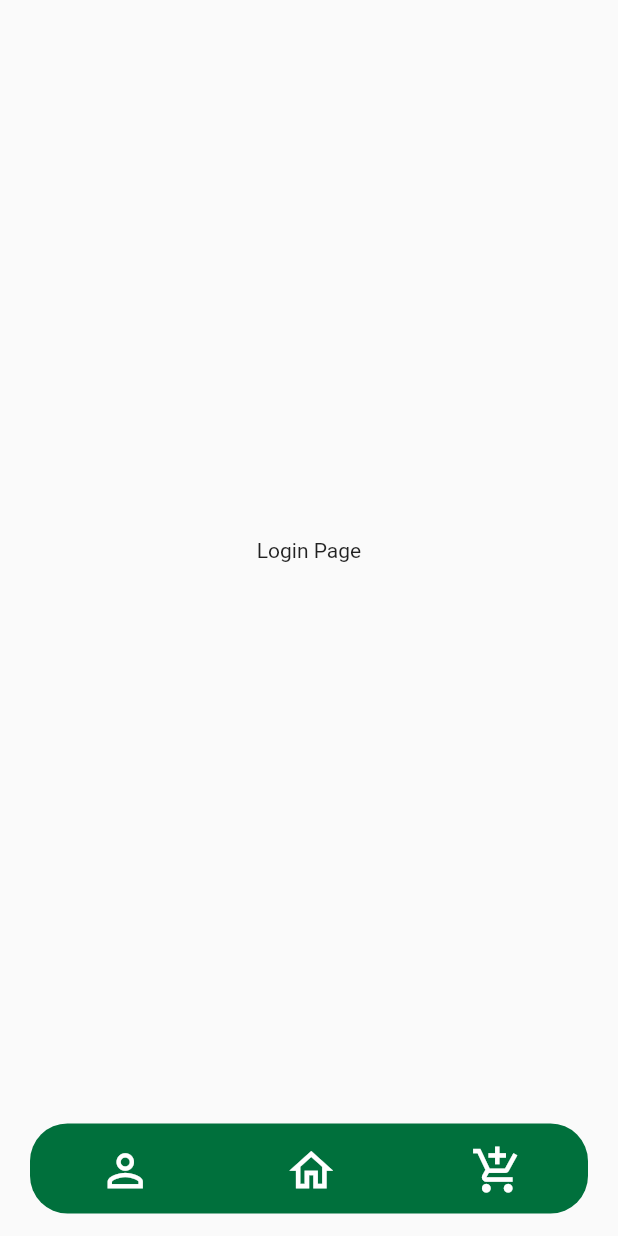
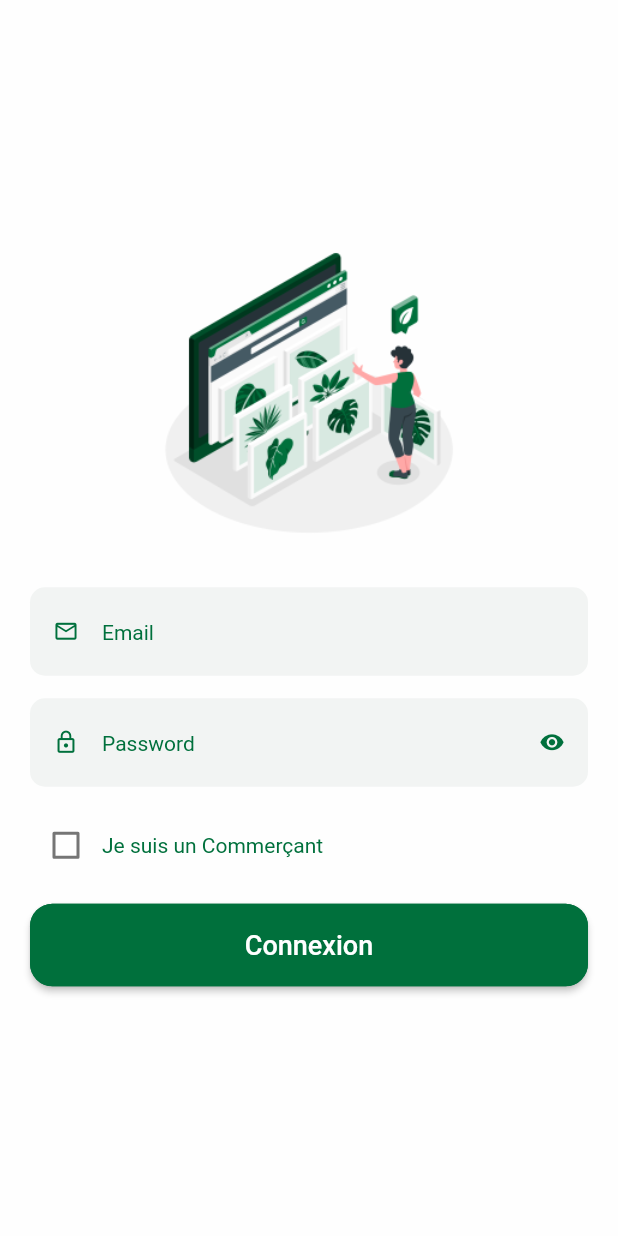
Before and after one commit to Chiraz32/Mini-Project-Chajrti, a Flutter app: the screen it shows after launch, on a phone screen of 412 x 824 dp. Run offline on Flutter 3.47's test engine with Material 2 defaults, Android fonts, the light colour scheme and no system bars; Roboto replaces fonts that are missing (Poppins-Medium.ttf, Roboto-Light.ttf).

Commit message:
creating the log in screen

```diff
--- a/lib/Screens/login.dart
+++ b/lib/Screens/login.dart
@@ -1,4 +1,6 @@
-import 'package:chajrti/Widgets/BottomBar.dart';
+// ignore_for_file: prefer_const_constructors, sort_child_properties_last
+
+import 'package:chajrti/Constants/constants.dart';
 import 'package:flutter/material.dart';
 import 'package:flutter/src/widgets/container.dart';
 import 'package:flutter/src/widgets/framework.dart';
@@ -13,13 +15,156 @@ class LoginPage extends StatefulWidget {
 class _LoginPageState extends State<LoginPage> {
   @override
   Widget build(BuildContext context) {
+    String defaultFontFamily = 'Roboto-Light.ttf';
+    double defaultFontSize = 14;
+    double defaultIconSize = 17;
     return Scaffold(
-      body:Container(
-        child: const Center(
-          child: Text("Login Page"),
+      body: Container(
+        padding: EdgeInsets.only(left: 20, right: 20, top: 35, bottom: 30),
+        width: double.infinity,
+        height: double.infinity,
+        color: Colors.white70,
+        child: Column(
+          children: <Widget>[
+            Flexible(
+              flex: 5,
+              child: Column(
+                mainAxisAlignment: MainAxisAlignment.center,
+                children: <Widget>[
+                  Container(
+                    width: 200,
+                    height: 200,
+                    alignment: Alignment.center,
+                    child: Image.asset("assets/connexionImage.png"),
+                  ),
+                  SizedBox(
+                    height: 30,
+                  ),
+                  TextField(
+                    showCursor: true,
+                    decoration: InputDecoration(
+                      border: OutlineInputBorder(
+                        borderRadius: BorderRadius.all(Radius.circular(10.0)),
+                        borderSide: BorderSide(
+                          width: 0,
+                          style: BorderStyle.none,
+                        ),
+                      ),
+                      filled: true,
+                      prefixIcon: Icon(
+                        Icons.email_outlined,
+                        color: mainGreen,
+                        size: defaultIconSize,
+                      ),
+                      fillColor: lighterGreen,
+                      hintStyle: TextStyle(
+                          color: mainGreen,
+                          fontFamily: defaultFontFamily,
+                          fontSize: defaultFontSize),
+                      hintText: "Email",
+                    ),
+                  ),
+                  SizedBox(
+                    height: 15,
+                  ),
+                  TextField(
+                    showCursor: true,
+                    decoration: InputDecoration(
+                      border: OutlineInputBorder(
+                        borderRadius: BorderRadius.all(Radius.circular(10.0)),
+                        borderSide: BorderSide(
+                          width: 0,
+                          style: BorderStyle.none,
+                        ),
+                      ),
+                      filled: true,
+                      prefixIcon: Icon(
+                        Icons.lock_outline,
+                        color: mainGreen,
+                        size: defaultIconSize,
+                      ),
+                      suffixIcon: Icon(
+                        Icons.remove_red_eye,
+                        color: mainGreen,
+                        size: defaultIconSize,
+                      ),
+                      fillColor: lighterGreen,
+                      hintStyle: TextStyle(
+                        color: mainGreen,
+                        fontFamily: defaultFontFamily,
+                        fontSize: defaultFontSize,
+                      ),
+                      hintText: "Password",
+                    ),
+                  ),
+                  SizedBox(
+                    height: 15,
+                  ),
+                  //add checkbox
+                  Row(
+                    mainAxisAlignment: MainAxisAlignment.spaceBetween,
+                    children: <Widget>[
+                      Row(
+                        children: <Widget>[
+                          Checkbox(
+                            value: false,
+                            onChanged: (value) {},
+                            activeColor: mainGreen,
+                          ),
+                          Text(
+                            "Je suis un Commerçant",
+                            style: TextStyle(
+                              color: mainGreen,
+                              fontSize: 14,
+                              fontFamily: 'Poppins-Medium.ttf',
+                            ),
+                          ),
+                        ],
+                      ),
+                    ],
+                  ),
+
+                  SizedBox(
+                    height: 15,
+                  ),
+                  Container(
+                    width: double.infinity,
+                    child: ElevatedButton(
+                      //add padding to the button
+                      style: ButtonStyle(
+                        padding: MaterialStateProperty.all<EdgeInsets>(
+                            EdgeInsets.all(17.0)),
+                        shape:
+                            MaterialStateProperty.all<RoundedRectangleBorder>(
+                          RoundedRectangleBorder(
+                            borderRadius: BorderRadius.circular(15.0),
+                            side: BorderSide(color: mainGreen),
+                          ),
+                        ),
+                        backgroundColor:
+                            MaterialStateProperty.all<Color>(mainGreen),
+                      ),
+                      onPressed: () {},
+                      child: Text(
+                        "Connexion",
+                        style: TextStyle(
+                          color: Colors.white,
+                          fontSize: 18,
+                          fontFamily: 'Poppins-Medium.ttf',
+                        ),
+                        textAlign: TextAlign.center,
+                      ),
+                    ),
+                  ),
+                  SizedBox(
+                    height: 10,
+                  ),
+                ],
+              ),
+            ),
+          ],
         ),
       ),
-      bottomNavigationBar: BottomBar(isClient: true,),
     );
   }
 }
```
